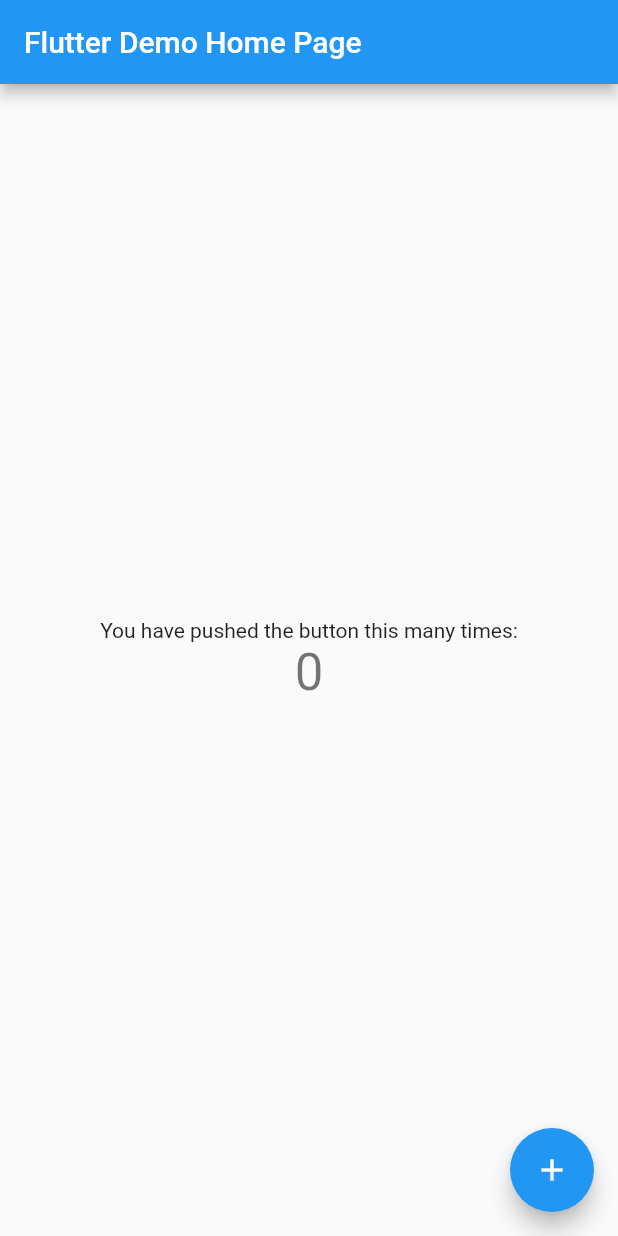
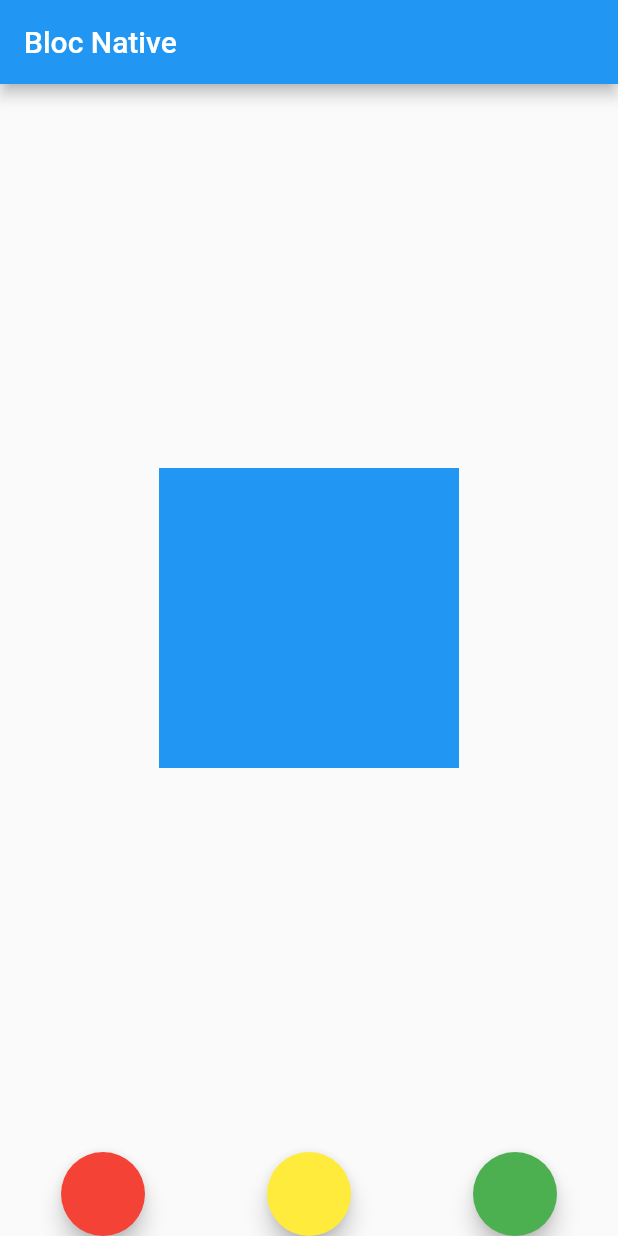
Before and after one commit to goatdevv/bloc_native_example, a Flutter app: the screen it shows after launch, on a phone screen of 412 x 824 dp. Run offline on Flutter 3.47's test engine with Material 2 defaults, Android fonts, the phone set to English and light mode, and no system bars.

Commit message:
Full lesson native Bloc

```diff
--- /dev/null
+++ b/lib/domain/container_bloc.dart
@@ -0,0 +1,51 @@
+import 'dart:async';
+import 'dart:math';
+import 'package:flutter/material.dart';
+
+// Создаем эвенты (действие)
+enum ContainerEvents{colorRedEvent,colorGreenEvent,colorRandomEvent}
+
+// класс для реализации бизнес логики
+class ContainerBloc {
+
+  // определяем параметры которые требуется изменить в зависимости от эвента который мы получаем от пользователя
+  Color _color = Colors.blueGrey;
+
+  // Контроллер который отвечает за входящий поток данных
+  final _inputEventController = StreamController<ContainerEvents>();
+
+  // стрим для входной информации
+  StreamSink<ContainerEvents> get inputEventSink => _inputEventController.sink;
+
+  // стрим для состояния который мы отправляем в ui
+  final _outputStateController = StreamController<Color>();
+  Stream<Color> get outputStateStream => _outputStateController.stream;
+
+  // Future<void>
+
+  Future<void> _changeContainerState(ContainerEvents event) async {
+    if (event == ContainerEvents.colorRedEvent) {
+      _color = Colors.red;
+    } else if(event == ContainerEvents.colorGreenEvent){
+      _color = Colors.green;
+    } else if(event == ContainerEvents.colorRandomEvent){
+      _color = Color.fromRGBO(Random().nextInt(256), Random().nextInt(256), Random().nextInt(256), 1);
+    } else {
+      // throw Создается исключение которое оповестит нас о том что произошла ошибка
+      throw Exception('Не корректный эвент и все сломалось');
+    }
+    _outputStateController.sink.add(_color);
+  }
+
+  ContainerBloc(){
+    // Здесь мы подписываемся на поток и обрабатываем события пришедшей со стороны ui
+    // трансформируем в новый state
+   _inputEventController.stream.listen(_changeContainerState);
+  }
+
+  Future<void> dispose() async {
+
+    _inputEventController.close();
+    _outputStateController.close();
+  }
+}
--- a/lib/main.dart
+++ b/lib/main.dart
@@ -1,3 +1,4 @@
+import 'package:bloc_application/domain/container_bloc.dart';
 import 'package:flutter/material.dart';
 
 void main() {
@@ -7,61 +8,81 @@
 class MyApp extends StatelessWidget {
   const MyApp({Key? key}) : super(key: key);
 
-  // This widget is the root of your application.
   @override
   Widget build(BuildContext context) {
     return MaterialApp(
-      title: 'Flutter Demo',
-      theme: ThemeData(
-        primarySwatch: Colors.blue,
+      home: Scaffold(
+        appBar: AppBar(
+          title: const Text('Bloc Native'),
+        ),
+        body: const BodyContent(),
       ),
-      home: const MyHomePage(title: 'Flutter Demo Home Page'),
     );
   }
 }
 
-class MyHomePage extends StatefulWidget {
-  const MyHomePage({Key? key, required this.title}) : super(key: key);
-  final String title;
+class BodyContent extends StatefulWidget {
+  const BodyContent({Key? key}) : super(key: key);
 
   @override
-  State<MyHomePage> createState() => _MyHomePageState();
+  State<BodyContent> createState() => _BodyContentState();
 }
 
-class _MyHomePageState extends State<MyHomePage> {
-  int _counter = 0;
+class _BodyContentState extends State<BodyContent> {
+  // Получение блока для передачи эвентов и запуска функционала
+  ContainerBloc bloc = ContainerBloc();
 
-  void _incrementCounter() {
-    setState(() {
-      _counter++;
-    });
+  @override
+  void dispose(){
+    bloc.dispose();
+    super.dispose();
   }
 
   @override
   Widget build(BuildContext context) {
-    return Scaffold(
-      appBar: AppBar(
-        title: Text(widget.title),
-      ),
-      body: Center(
-        child: Column(
-          mainAxisAlignment: MainAxisAlignment.center,
-          children: <Widget>[
-            const Text(
-              'You have pushed the button this many times:',
-            ),
-            Text(
-              '$_counter',
-              style: Theme.of(context).textTheme.headline4,
-            ),
-          ],
-        ),
-      ),
-      floatingActionButton: FloatingActionButton(
-        onPressed: _incrementCounter,
-        tooltip: 'Increment',
-        child: const Icon(Icons.add),
+    return Center(
+      child: Column(
+        mainAxisAlignment: MainAxisAlignment.spaceBetween,
+        children: [
+          const SizedBox(),
+          StreamBuilder<Color>(
+            stream: bloc.outputStateStream,
+            initialData: Colors.blue,
+            builder: (context, snapshot) {
+              return AnimatedContainer(
+                duration: const Duration(milliseconds: 500),
+                color: snapshot.data,
+                width: 200,
+                height: 200,
+              );
+            }
+          ),
+          Row(mainAxisAlignment: MainAxisAlignment.spaceAround,
+            children: [
+              HomePageBtn(btnAction: () {
+                bloc.inputEventSink.add(ContainerEvents.colorRedEvent);
+              }, btnColor: Colors.red),
+              HomePageBtn(btnAction: () {bloc.inputEventSink.add(ContainerEvents.colorRandomEvent);}, btnColor: Colors.yellow),
+              HomePageBtn(btnAction: () {bloc.inputEventSink.add(ContainerEvents.colorGreenEvent);}, btnColor: Colors.green),
+            ],
+          ),
+        ],
       ),
     );
   }
 }
+
+class HomePageBtn extends StatelessWidget {
+  final Function btnAction;
+  final Color btnColor;
+  const HomePageBtn({Key? key, required this.btnAction,  this.btnColor = Colors.red})
+      : super(key: key);
+
+  @override
+  Widget build(BuildContext context) {
+    return FloatingActionButton(
+      onPressed: ()=>btnAction() ,
+      backgroundColor: btnColor,
+    );
+  }
+}
```
